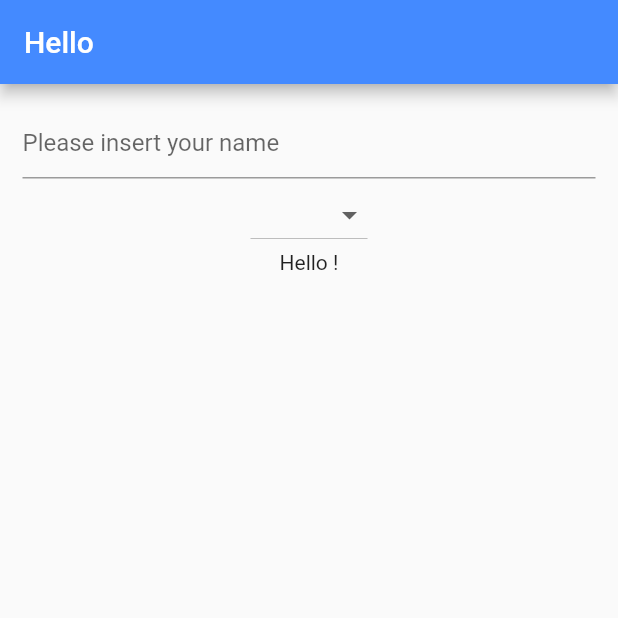
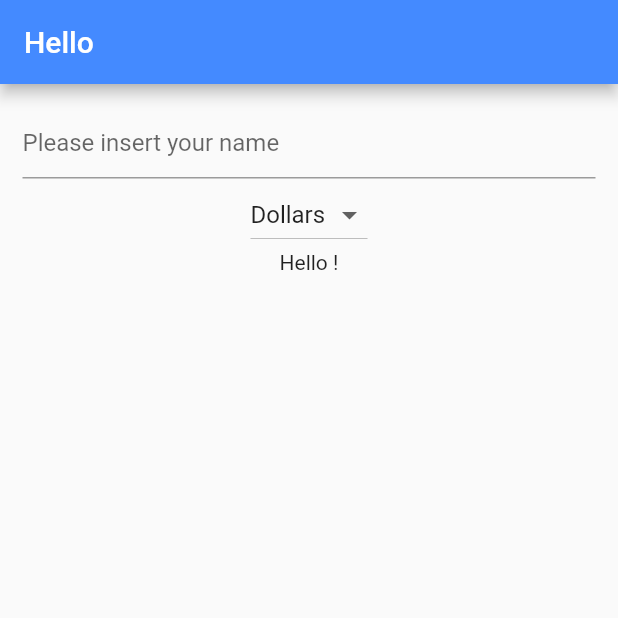
Before and after one commit to Andhrah/trip_cost, a Flutter app: the screen it shows after launch, on a phone screen of 412 x 824 dp, the top half of it. Run offline on Flutter 3.47's test engine with Material 2 defaults, Android fonts, the phone set to English and light mode, and no system bars.

```diff
--- a/lib/main.dart
+++ b/lib/main.dart
@@ -24,7 +24,8 @@ class HelloYou extends StatefulWidget {
 
 class _HelloYouState extends State<HelloYou> {
   String name = '';
-
+  final _currencies = ['Dollars', 'Euro', 'Pounds', 'Naira'];
+  String _currency = 'Dollars';
   @override
   Widget build(BuildContext context) {
     return Scaffold(
@@ -47,17 +48,26 @@ class _HelloYouState extends State<HelloYou> {
             },
           ),
           DropdownButton<String>(
-            items: ['Dollars', 'Euro', 'Pounds', 'Naira'].map((String value){
+            items: _currencies.map((String value){
               return DropdownMenuItem<String> (
                 value: value,
                 child: Text(value)
               );
             }).toList(),
-            onChanged: (String value) {},
+            value: _currency,
+            onChanged: (String value) {
+              _onDropdownChanged(value);
+            },
             ),
           Text('Hello ' + name + '!')
         ],
       )
     )
   );
-  }}
+  }
+  _onDropdownChanged(String value) {
+    setState(() {
+      this._currency = value;
+    });
+  }
+}
```
